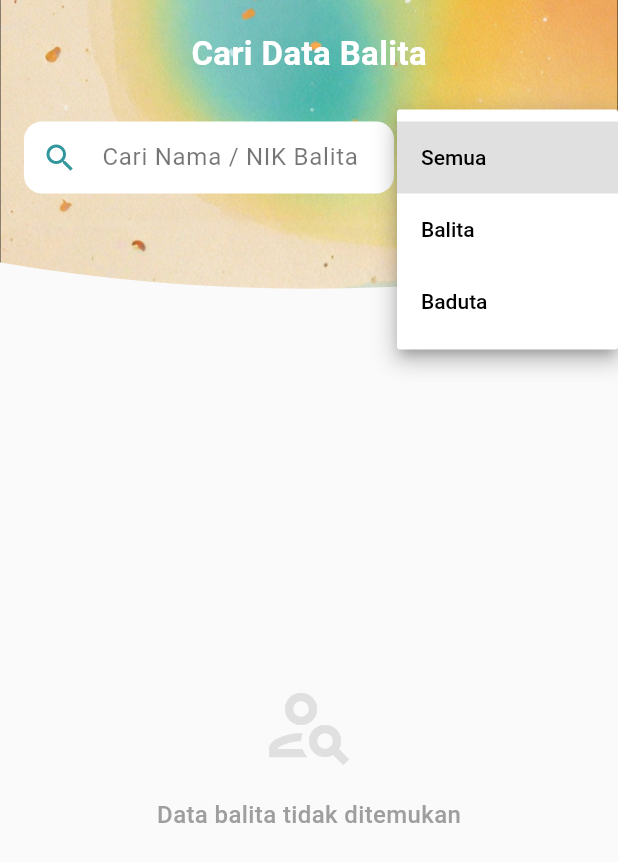
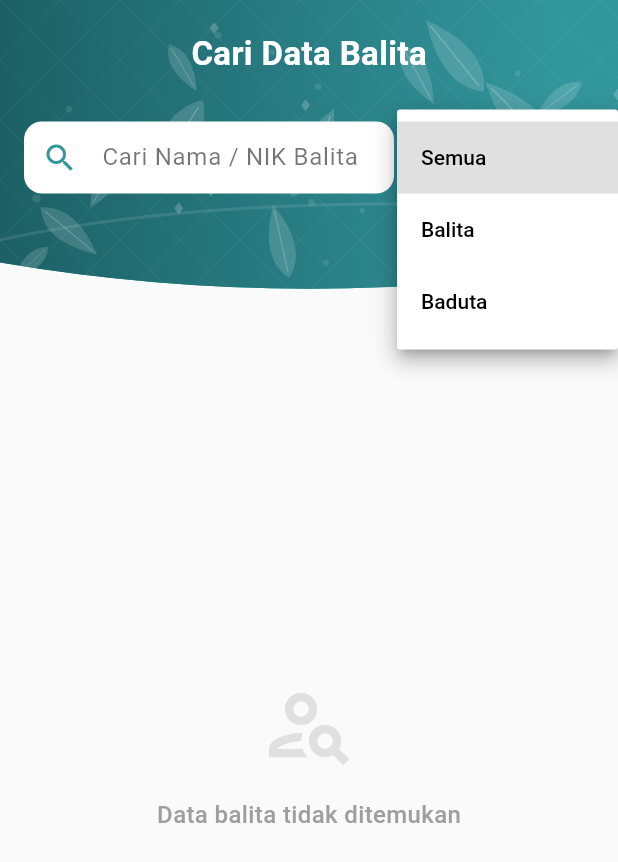
Before and after one commit to Defarrel/Posyandu_app, a Flutter app: the CariBalitaScreen screen opened directly, after a tap on "Semua", on a phone screen of 412 x 824 dp. Shown: the top 862 px of the screen. Run offline on Flutter 3.47's test engine with Material 3 defaults, Android fonts, the phone set to English and light mode, and no system bars; our stand-ins replace camera, dartz, flutter_secure_storage, image_picker, lottie, pdf and 3 more; missing offline and left inert: syncfusion_flutter_pdf, syncfusion_flutter_xlsio; accounts and stored records are empty; network calls fail.

Commit message:
Mengganti icon, vector appbar dan snackbar otomatis lulus

```diff
--- a/lib/core/components/custom_appbar_cari.dart
+++ b/lib/core/components/custom_appbar_cari.dart
@@ -1,5 +1,6 @@
 import 'package:flutter/material.dart';
-import 'package:posyandu_app/core/constant/constants.dart';
+import 'package:posyandu_app/core/components/posyandu_background_painter.dart';
+import 'package:posyandu_app/core/constant/colors.dart';
 
 class CustomAppBarCari extends StatelessWidget implements PreferredSizeWidget {
   final TextEditingController searchController;
@@ -25,15 +26,17 @@ class CustomAppBarCari extends StatelessWidget implements PreferredSizeWidget {
       child: Container(
         height: preferredSize.height,
         width: double.infinity,
-        decoration: const BoxDecoration(
-          image: DecorationImage(
-            image: AssetImage('lib/core/assets/cari.png'),
-            fit: BoxFit.cover,
+        color: Colors.transparent,
+        child: Stack(
+          children: [
+            const Positioned.fill(child: SeamlessPattern(offset: 0.0)),
+
+            SafeArea(
+              child: Padding(
+                padding: const EdgeInsets.symmetric(
+                  horizontal: 16,
+                  vertical: 20,
                 ),
-        ),
-        child: SafeArea(
-          child: Padding(
-            padding: const EdgeInsets.symmetric(horizontal: 16, vertical: 20),
                 child: Column(
                   crossAxisAlignment: CrossAxisAlignment.start,
                   children: [
@@ -47,9 +50,7 @@ class CustomAppBarCari extends StatelessWidget implements PreferredSizeWidget {
                         ),
                       ),
                     ),
-
                     const SizedBox(height: 30),
-
                     Row(
                       children: [
                         Expanded(
@@ -78,9 +79,7 @@ class CustomAppBarCari extends StatelessWidget implements PreferredSizeWidget {
                             onChanged: onSearchChanged,
                           ),
                         ),
-
                         const SizedBox(width: 10),
-
                         Expanded(
                           flex: 2,
                           child: Container(
@@ -125,6 +124,8 @@ class CustomAppBarCari extends StatelessWidget implements PreferredSizeWidget {
                 ),
               ),
             ),
+          ],
+        ),
       ),
     );
   }
--- a/lib/core/components/custom_appbar_home.dart
+++ b/lib/core/components/custom_appbar_home.dart
@@ -1,4 +1,5 @@
 import 'package:flutter/material.dart';
+import 'package:posyandu_app/core/components/posyandu_background_painter.dart';
 import 'package:posyandu_app/core/constant/colors.dart';
 import 'package:posyandu_app/data/models/response/auth/auth_response_model.dart';
 import 'package:posyandu_app/data/repository/auth_repository.dart';
@@ -51,15 +52,11 @@ class _CustomAppBarHomeState extends State<CustomAppBarHome> {
       child: Container(
         height: widget.preferredSize.height,
         width: double.infinity,
-        decoration: const BoxDecoration(
-          image: DecorationImage(
-            image: AssetImage('lib/core/assets/home.png'),
-            fit: BoxFit.cover,
-          ),
-        ),
-
+        color: Colors.transparent,
         child: Stack(
           children: [
+            const Positioned.fill(child: SeamlessPattern(offset: 1.0)),
+
             Padding(
               padding: const EdgeInsets.only(
                 left: 20,
@@ -103,9 +100,7 @@ class _CustomAppBarHomeState extends State<CustomAppBarHome> {
                           onBackgroundImageError: (_, __) {},
                         ),
                       ),
-
                       const SizedBox(width: 16),
-
                       Expanded(
                         child: Column(
                           crossAxisAlignment: CrossAxisAlignment.start,
@@ -131,7 +126,6 @@ class _CustomAppBarHomeState extends State<CustomAppBarHome> {
                           ],
                         ),
                       ),
-
                       IconButton(
                         onPressed: () {},
                         icon: const Icon(
@@ -139,7 +133,6 @@ class _CustomAppBarHomeState extends State<CustomAppBarHome> {
                           color: Colors.white,
                         ),
                       ),
-
                       IconButton(
                         onPressed: widget.onMenuTap,
                         icon: const Icon(Icons.more_vert, color: Colors.white),
--- a/lib/core/components/custom_appbar_profile.dart
+++ b/lib/core/components/custom_appbar_profile.dart
@@ -1,5 +1,6 @@
 import 'package:flutter/material.dart';
 import 'package:flutter_secure_storage/flutter_secure_storage.dart';
+import 'package:posyandu_app/core/components/posyandu_background_painter.dart';
 import 'package:posyandu_app/core/constant/colors.dart';
 import 'package:posyandu_app/data/models/response/auth/auth_response_model.dart';
 import 'package:posyandu_app/data/repository/auth_repository.dart';
@@ -85,13 +86,12 @@ class _CustomAppBarProfileState extends State<CustomAppBarProfile> {
       child: Container(
         height: 200,
         width: double.infinity,
-        decoration: const BoxDecoration(
-          image: DecorationImage(
-            image: AssetImage('lib/core/assets/profile.png'),
-            fit: BoxFit.cover,
-          ),
-        ),
+        color: Colors.transparent,
         child: Stack(
+          children: [
+            const Positioned.fill(child: SeamlessPattern(offset: 2.0)),
+
+            Stack(
               children: [
                 Positioned(
                   right: 10,
@@ -101,13 +101,13 @@ class _CustomAppBarProfileState extends State<CustomAppBarProfile> {
                     onPressed: () => _handleLogout(context),
                   ),
                 ),
-
                 Align(
                   alignment: Alignment.center,
                   child: ValueListenableBuilder<User?>(
                     valueListenable: UserNotifier.user,
                     builder: (context, user, child) {
-                  final String namaTampil = user?.username ?? "Kader Posyandu";
+                      final String namaTampil =
+                          user?.username ?? "Kader Posyandu";
 
                       ImageProvider imageProvider;
                       if (user?.fotoProfile != null &&
@@ -140,9 +140,7 @@ class _CustomAppBarProfileState extends State<CustomAppBarProfile> {
                               onBackgroundImageError: (_, __) {},
                             ),
                           ),
-
                           const SizedBox(height: 10),
-
                           Text(
                             namaTampil,
                             style: const TextStyle(
@@ -162,6 +160,8 @@ class _CustomAppBarProfileState extends State<CustomAppBarProfile> {
                       );
                     },
                   ),
+                ),
+              ],
             ),
           ],
         ),
--- /dev/null
+++ b/lib/core/components/posyandu_background_painter.dart
@@ -0,0 +1,269 @@
+import 'package:flutter/material.dart';
+import 'dart:math' as math;
+
+import 'package:posyandu_app/core/constant/constants.dart';
+
+class SeamlessPattern extends StatelessWidget {
+  final double offset;
+
+  const SeamlessPattern({super.key, required this.offset});
+
+  @override
+  Widget build(BuildContext context) {
+    return Container(
+      color: const Color(0xFF009688),
+      child: CustomPaint(
+        painter: _UltimateBatikPainter(offset: offset),
+        child: Container(),
+      ),
+    );
+  }
+}
+
+class _UltimateBatikPainter extends CustomPainter {
+  final double offset;
+
+  _UltimateBatikPainter({required this.offset});
+
+  @override
+  void paint(Canvas canvas, Size size) {
+    final math.Random fixedRnd = math.Random(42);
+
+    canvas.save();
+    canvas.translate(-size.width * offset, 0);
+
+    final double totalWidth = size.width * 3;
+    final double h = size.height;
+    final Rect fullRect = Rect.fromLTWH(0, 0, totalWidth, h);
+
+    final Paint bgPaint = Paint()
+      ..shader = const LinearGradient(
+        begin: Alignment.centerLeft,
+        end: Alignment.centerRight,
+        colors: [
+          Color.fromARGB(255, 28, 96, 101), // Kiri
+          AppColors.primary, // Kiri-Tengah
+          AppColors.primary, // Tengah
+          Color(0xFFFFB74D), // Tengah-Kanan
+          AppColors.accent, // Kanan
+        ],
+        stops: [0.0, 0.3, 0.5, 0.8, 1.0],
+      ).createShader(fullRect);
+
+    canvas.drawRect(fullRect, bgPaint);
+
+    _drawDiamondTexture(canvas, totalWidth, h);
+
+    _drawMagicDust(canvas, totalWidth, h, fixedRnd);
+
+    final Paint floraPaint = Paint()
+      ..color = Colors.white.withOpacity(0.15)
+      ..style = PaintingStyle.fill;
+
+    final Paint veinPaint = Paint()
+      ..color = Colors.white.withOpacity(0.2)
+      ..style = PaintingStyle.stroke
+      ..strokeWidth = 1;
+
+    _drawFoliageZone(
+      canvas,
+      fixedRnd,
+      floraPaint,
+      veinPaint,
+      0,
+      size.width,
+      h,
+      12,
+    );
+    _drawFoliageZone(
+      canvas,
+      fixedRnd,
+      floraPaint,
+      veinPaint,
+      size.width * 2,
+      totalWidth,
+      h,
+      12,
+    );
+
+    _drawStylizedBird(canvas, Offset(totalWidth * 0.5, h * 0.55), h * 0.8);
+
+    final flowPaint = Paint()
+      ..color = Colors.white.withOpacity(0.1)
+      ..style = PaintingStyle.stroke
+      ..strokeWidth = 2;
+    Path flow = Path();
+    flow.moveTo(0, h * 0.8);
+    flow.cubicTo(
+      totalWidth * 0.3,
+      h * 0.4,
+      totalWidth * 0.7,
+      h * 1.2,
+      totalWidth,
+      h * 0.3,
+    );
+    canvas.drawPath(flow, flowPaint);
+
+    canvas.restore();
+  }
+
+  void _drawDiamondTexture(Canvas canvas, double width, double height) {
+    final Paint linePaint = Paint()
+      ..color = Colors.white.withOpacity(0.03)
+      ..style = PaintingStyle.stroke
+      ..strokeWidth = 1;
+
+    double step = 40.0;
+
+    for (double i = -height; i < width; i += step) {
+      canvas.drawLine(Offset(i, height), Offset(i + height, 0), linePaint);
+    }
+
+    for (double i = 0; i < width + height; i += step) {
+      canvas.drawLine(Offset(i, height), Offset(i - height, 0), linePaint);
+    }
+  }
+
+  void _drawMagicDust(
+    Canvas canvas,
+    double width,
+    double height,
+    math.Random rnd,
+  ) {
+    final Paint dustPaint = Paint()
+      ..style = PaintingStyle.fill
+      ..color = Colors.white.withOpacity(0.1);
+
+    for (int i = 0; i < 50; i++) {
+      double dx = rnd.nextDouble() * width;
+      double dy = rnd.nextDouble() * height;
+      double r = rnd.nextDouble() * 2 + 1;
+
+      canvas.drawCircle(Offset(dx, dy), r, dustPaint);
+    }
+
+    final Paint sparklePaint = Paint()
+      ..style = PaintingStyle.fill
+      ..color = Colors.white.withOpacity(0.2);
+
+    for (int i = 0; i < 15; i++) {
+      double dx = rnd.nextDouble() * width;
+      double dy = rnd.nextDouble() * height;
+
+      Path sparkle = Path();
+      sparkle.moveTo(dx, dy - 4);
+      sparkle.lineTo(dx + 3, dy);
+      sparkle.lineTo(dx, dy + 4);
+      sparkle.lineTo(dx - 3, dy);
+      sparkle.close();
+      canvas.drawPath(sparkle, sparklePaint);
+    }
+  }
+
+  void _drawFoliageZone(
+    Canvas canvas,
+    math.Random rnd,
+    Paint leafPaint,
+    Paint veinPaint,
+    double startX,
+    double endX,
+    double h,
+    int count,
+  ) {
+    for (int i = 0; i < count; i++) {
+      double dx = startX + rnd.nextDouble() * (endX - startX);
+      double dy = rnd.nextDouble() * h;
+      double scale = 0.5 + rnd.nextDouble() * 0.8;
+      double rotation = rnd.nextDouble() * 2 * math.pi;
+
+      _drawSingleLeaf(
+        canvas,
+        Offset(dx, dy),
+        scale,
+        rotation,
+        leafPaint,
+        veinPaint,
+      );
+    }
+  }
+
+  void _drawSingleLeaf(
+    Canvas canvas,
+    Offset pos,
+    double scale,
+    double rotation,
+    Paint fillPaint,
+    Paint strokePaint,
+  ) {
+    canvas.save();
+    canvas.translate(pos.dx, pos.dy);
+    canvas.rotate(rotation);
+    canvas.scale(scale);
+
+    Path leafPath = Path();
+    leafPath.moveTo(0, -30);
+    leafPath.quadraticBezierTo(20, -10, 0, 30);
+    leafPath.quadraticBezierTo(-20, -10, 0, -30);
+    leafPath.close();
+
+    canvas.drawPath(leafPath, fillPaint);
+    canvas.drawLine(const Offset(0, -25), const Offset(0, 25), strokePaint);
+
+    canvas.restore();
+  }
+
+  void _drawStylizedBird(Canvas canvas, Offset center, double size) {
+    final Paint birdFillPaint = Paint()
+      ..shader = LinearGradient(
+        colors: [
+          Colors.white.withOpacity(0.4),
+          const Color(0xFFFFE0B2).withOpacity(0.3),
+        ],
+        begin: Alignment.topLeft,
+        end: Alignment.bottomRight,
+      ).createShader(Rect.fromCenter(center: center, width: size, height: size))
+      ..style = PaintingStyle.fill;
+
+    final Paint birdOutlinePaint = Paint()
+      ..color = Colors.white.withOpacity(0.5)
+      ..style = PaintingStyle.stroke
+      ..strokeWidth = 2;
+
+    canvas.save();
+    canvas.translate(center.dx, center.dy);
+    double scale = size / 250.0;
+    canvas.scale(scale);
+    canvas.translate(-50, -20);
+
+    Path birdPath = Path();
+    birdPath.moveTo(-80, -40);
+    birdPath.cubicTo(-60, -60, -20, -70, 0, -50);
+    birdPath.cubicTo(20, -30, 30, 0, 50, 20);
+    birdPath.cubicTo(40, 50, 0, 70, -40, 50);
+    birdPath.cubicTo(-80, 30, -120, 0, -150, 20);
+    birdPath.cubicTo(-180, -50, -120, -120, 0, -150);
+    birdPath.cubicTo(-40, -100, -80, -60, -80, -40);
+    birdPath.close();
+
+    canvas.drawPath(birdPath, birdFillPaint);
+    canvas.drawPath(birdPath, birdOutlinePaint);
+
+    Path wingDetail = Path();
+    wingDetail.moveTo(-30, -10);
+    wingDetail.quadraticBezierTo(0, 10, 30, 0);
+    wingDetail.moveTo(-40, 10);
+    wingDetail.quadraticBezierTo(-10, 30, 20, 20);
+    canvas.drawPath(wingDetail, birdOutlinePaint..strokeWidth = 1.5);
+
+    canvas.drawCircle(
+      const Offset(-45, -45),
+      4,
+      birdFillPaint..color = Colors.white,
+    );
+    canvas.restore();
+  }
+
+  @override
+  bool shouldRepaint(covariant _UltimateBatikPainter oldDelegate) =>
+      oldDelegate.offset != offset;
+}
--- a/lib/presentation/kelulusan/detail_kelulusan_screen.dart
+++ b/lib/presentation/kelulusan/detail_kelulusan_screen.dart
@@ -64,15 +64,24 @@ class _DetailKelulusanBalitaScreenState
         _loading = false;
       });
       _animationController.forward();
+
+      if (_data != null &&
+          _data!.status != "LULUS" &&
+          _data!.vaksin.progressVaksin >= 1.0 &&
+          _data!.umur.progressUmur >= 1.0) {
+        Future.delayed(Duration.zero, () {
+          _setLulusManual(pesanKhusus: "Lulus otomatis (Syarat terpenuhi)");
+        });
+      }
     });
   }
 
-  Future<void> _setLulusManual() async {
+  Future<void> _setLulusManual({String? pesanKhusus}) async {
     setState(() => _updating = true);
 
     final request = KelulusanRequestModel(
       status: "LULUS",
-      keterangan: "Lulus manual oleh kader",
+      keterangan: pesanKhusus ?? "Lulus manual oleh kader",
     );
 
     final result = await _repo.setKelulusan(widget.nikBalita, request);
@@ -123,7 +132,6 @@ class _DetailKelulusanBalitaScreenState
       );
 
       _showSuccessSnackbar("Sertifikat berhasil diunduh dan dibagikan!");
-
     } catch (e) {
       _showErrorSnackbar(e.toString());
     } finally {
--- a/lib/services/services_http_client.dart
+++ b/lib/services/services_http_client.dart
@@ -7,7 +7,7 @@ import 'package:posyandu_app/main.dart';
 import 'package:posyandu_app/presentation/auth/login_screen.dart';
 
 class ServiceHttpClient {
-  final String baseUrl = 'http://10.222.155.125:5000/api/';
+  final String baseUrl = 'http://10.71.121.181:5000/api/';
   final secureStorage = FlutterSecureStorage();
   static bool _isLoggingOut = false;
 
```
Also changed, not shown: lib/core/assets/logo.png, 26 other files. Lines whose indentation alone changed are shown as unchanged.
